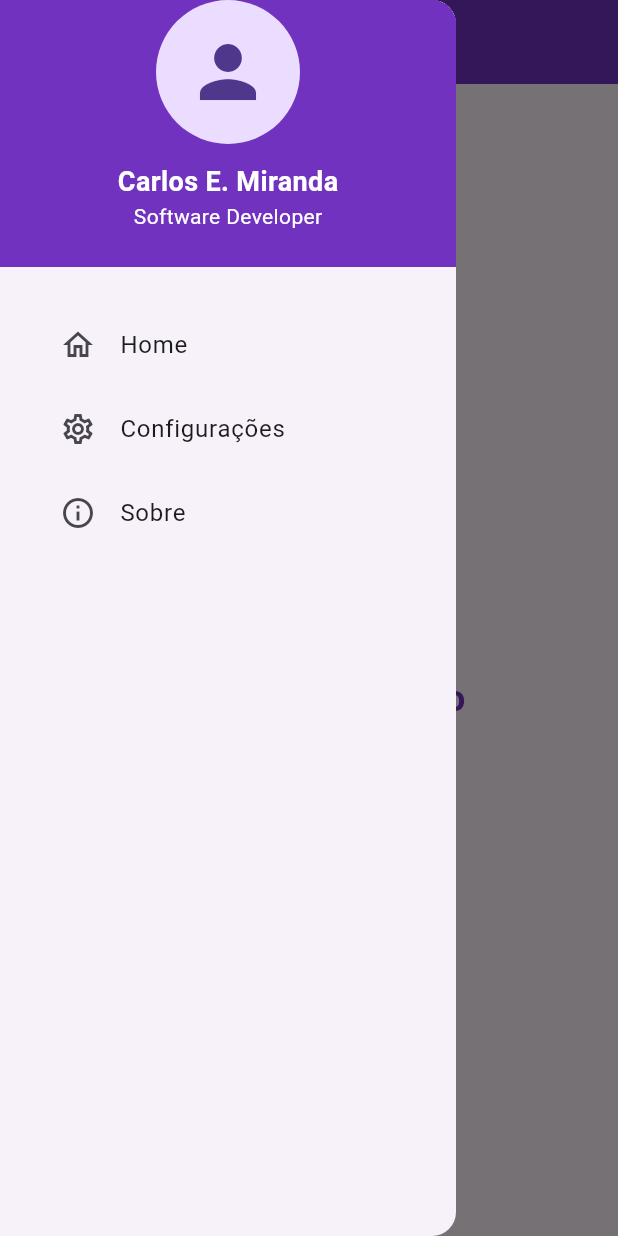
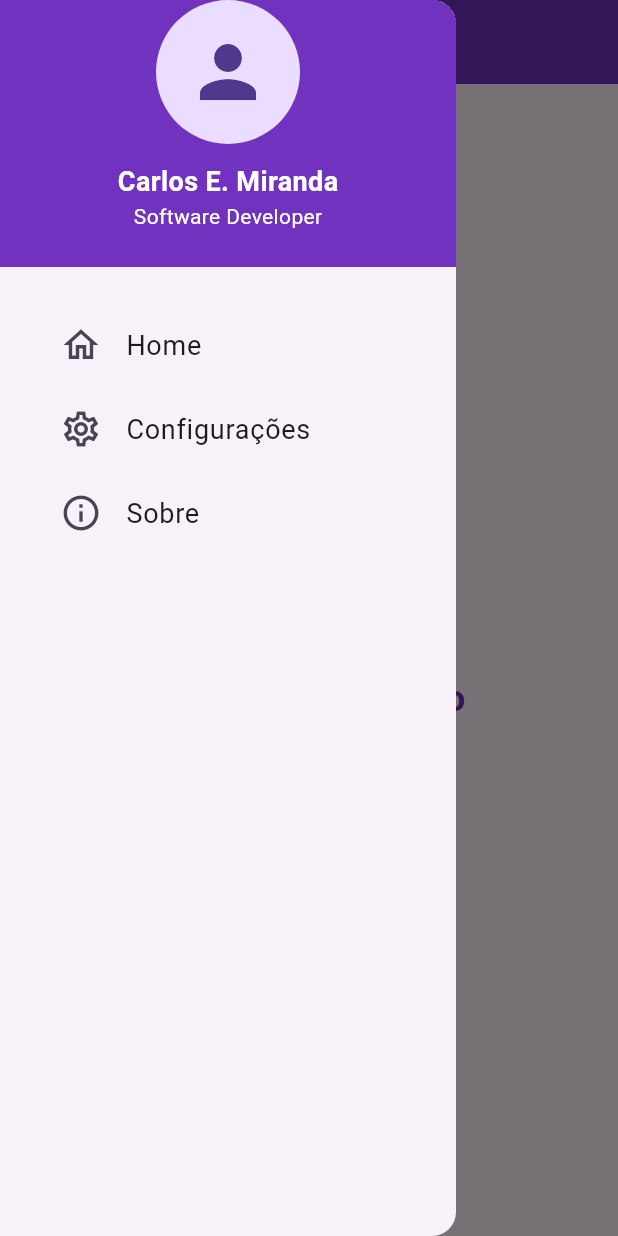
Before and after one commit to cadu-miranda/AE3-Uninter-App, a Flutter app: the screen it shows after launch, with the side drawer open, on a phone screen of 412 x 824 dp. Run offline on Flutter 3.47's test engine with Material 2 defaults, Android fonts, the phone set to English and light mode, and no system bars; our stand-ins replace google_fonts, shared_preferences.

Commit message:
Refactor focus handling in settings screen and update UI in custom drawer

```diff
--- a/lib/screens/settings.dart
+++ b/lib/screens/settings.dart
@@ -107,7 +107,11 @@ class _SettingsState extends State<Settings> {
               child: TextFormField(
                 controller: _ipController,
                 onTapOutside: (_) {
-                  FocusScope.of(context).unfocus();
+                  final FocusScopeNode currentScope = FocusScope.of(context);
+
+                  if (!currentScope.hasPrimaryFocus && currentScope.hasFocus) {
+                    FocusManager.instance.primaryFocus!.unfocus();
+                  }
                 },
                 decoration: const InputDecoration(
                   labelText: 'Endereço IP',
@@ -133,7 +137,11 @@ class _SettingsState extends State<Settings> {
               child: TextFormField(
                 controller: _refreshTimeController,
                 onTapOutside: (_) {
-                  FocusScope.of(context).unfocus();
+                  final FocusScopeNode currentScope = FocusScope.of(context);
+
+                  if (!currentScope.hasPrimaryFocus && currentScope.hasFocus) {
+                    FocusManager.instance.primaryFocus!.unfocus();
+                  }
                 },
                 decoration: const InputDecoration(
                   labelText: 'Intervalo de atualização (segundos)',
--- a/lib/widgets/custom_drawer.dart
+++ b/lib/widgets/custom_drawer.dart
@@ -1,6 +1,7 @@
 import '../screens/home.dart';
 import '../screens/settings.dart';
 import 'package:flutter/material.dart';
+import 'package:google_fonts/google_fonts.dart';
 
 class CustomDrawer extends StatelessWidget {
   const CustomDrawer({super.key});
@@ -59,8 +60,11 @@ Container buildItems(BuildContext context) {
     child: Column(
       children: [
         ListTile(
-          leading: const Icon(Icons.home_outlined),
-          title: const Text("Home"),
+          leading: const Icon(Icons.home_outlined, size: 28),
+          title: Text(
+            "Home",
+            style: GoogleFonts.roboto(fontSize: 18),
+          ),
           onTap: () {
             Navigator.pushReplacement(
               context,
@@ -69,8 +73,11 @@ Container buildItems(BuildContext context) {
           },
         ),
         ListTile(
-          leading: const Icon(Icons.settings_outlined),
-          title: const Text("Configurações"),
+          leading: const Icon(Icons.settings_outlined, size: 28),
+          title: Text(
+            "Configurações",
+            style: GoogleFonts.roboto(fontSize: 18),
+          ),
           onTap: () {
             Navigator.pushReplacement(
               context,
@@ -78,13 +85,16 @@ Container buildItems(BuildContext context) {
             );
           },
         ),
-        const AboutListTile(
-          icon: Icon(Icons.info_outlined),
+        AboutListTile(
+          icon: const Icon(Icons.info_outlined, size: 28),
           applicationName: 'ESP32 Wi-Fi Monitor',
-          applicationVersion: 'v1.2.1 build 1',
+          applicationVersion: 'v1.2.2 build 1',
           applicationLegalese:
               'Aplicativo desenvolvido por Carlos E. Miranda, aluno de Engenharia da Computação da Uninter.',
-          child: Text("Sobre"),
+          child: Text(
+            "Sobre",
+            style: GoogleFonts.roboto(fontSize: 18),
+          ),
         )
       ],
     ),
```
